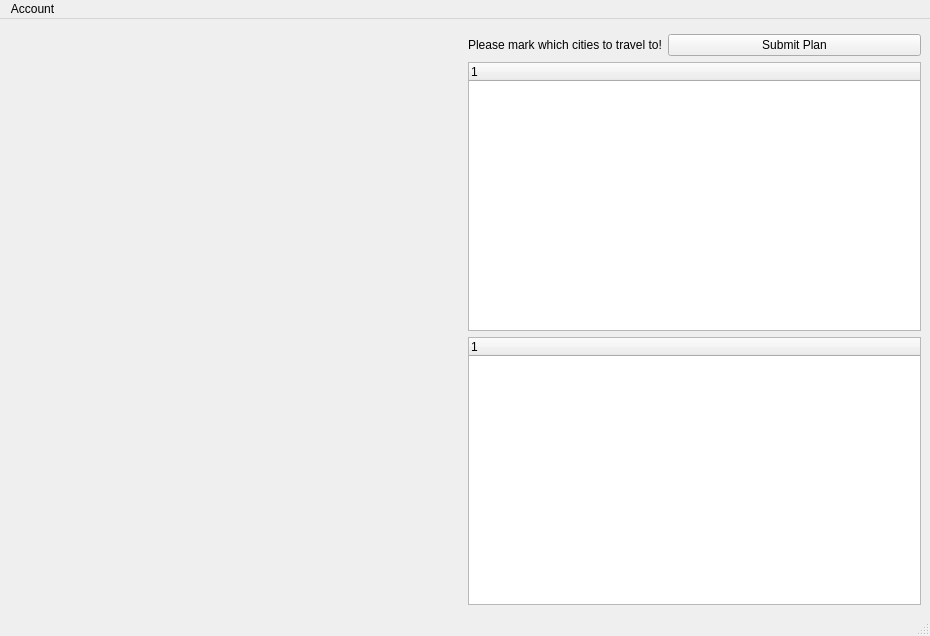
First picture: the form in mainwindow.ui, repository parham-sharaf/European-Vacation, before the edit.
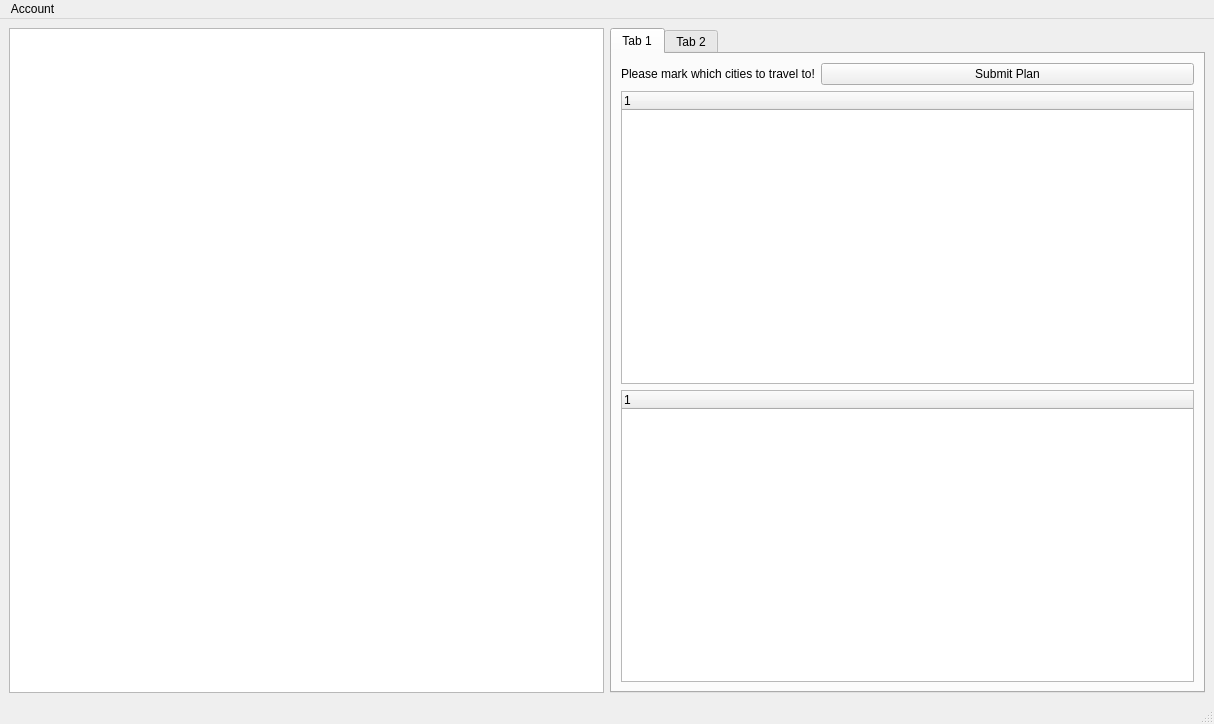
Second picture: the form after the edit.

The edit to the form file:
```diff
--- a/mainwindow.ui
+++ b/mainwindow.ui
@@ -6,8 +6,8 @@
    <rect>
     <x>0</x>
     <y>0</y>
-    <width>930</width>
-    <height>636</height>
+    <width>1214</width>
+    <height>724</height>
    </rect>
   </property>
   <property name="sizePolicy">
@@ -23,8 +23,20 @@
    <property name="enabled">
     <bool>true</bool>
    </property>
+   <layout class="QGridLayout" name="gridLayout_2">
+    <item row="0" column="1">
+     <widget class="QTabWidget" name="tabWidget">
+      <property name="currentIndex">
+       <number>0</number>
+      </property>
+      <widget class="QWidget" name="tab_9">
+       <attribute name="title">
+        <string>Tab 1</string>
+       </attribute>
    <layout class="QGridLayout" name="gridLayout">
-    <item row="3" column="1">
+        <item row="1" column="0">
+         <layout class="QVBoxLayout" name="verticalLayout">
+          <item>
      <widget class="QTreeWidget" name="citiesTreeWidget">
       <property name="sizePolicy">
        <sizepolicy hsizetype="Preferred" vsizetype="Expanding">
@@ -45,7 +57,24 @@
       </column>
      </widget>
     </item>
-    <item row="2" column="1">
+          <item>
+           <widget class="QTreeWidget" name="planTreeWidget">
+            <property name="sizePolicy">
+             <sizepolicy hsizetype="Preferred" vsizetype="Expanding">
+              <horstretch>0</horstretch>
+              <verstretch>0</verstretch>
+             </sizepolicy>
+            </property>
+            <column>
+             <property name="text">
+              <string notr="true">1</string>
+             </property>
+            </column>
+           </widget>
+          </item>
+         </layout>
+        </item>
+        <item row="0" column="0">
      <layout class="QHBoxLayout" name="horizontalLayout_2">
       <item>
        <widget class="QLabel" name="label">
@@ -72,28 +101,18 @@
       </item>
      </layout>
     </item>
-    <item row="4" column="1">
-     <widget class="QTreeWidget" name="planTreeWidget">
-      <property name="sizePolicy">
-       <sizepolicy hsizetype="Preferred" vsizetype="Expanding">
-        <horstretch>0</horstretch>
-        <verstretch>0</verstretch>
-       </sizepolicy>
-      </property>
-      <column>
-       <property name="text">
-        <string notr="true">1</string>
-       </property>
-      </column>
-     </widget>
-    </item>
-    <item row="1" column="0" rowspan="4">
-     <widget class="QLabel" name="map">
-      <property name="text">
-       <string/>
-      </property>
-     </widget>
+       </layout>
+      </widget>
+      <widget class="QWidget" name="tab_10">
+       <attribute name="title">
+        <string>Tab 2</string>
+       </attribute>
+      </widget>
+     </widget>
     </item>
+    <item row="0" column="0">
+     <widget class="QGraphicsView" name="graphicsView"/>
+    </item>
    </layout>
    <zorder>map</zorder>
    <zorder>citiesTreeWidget</zorder>
@@ -105,7 +124,7 @@
     <rect>
      <x>0</x>
      <y>0</y>
-     <width>930</width>
+     <width>1214</width>
      <height>22</height>
     </rect>
    </property>
```
Left out of the diff: 3 changed lines with no effect on the pictures. Lines whose indentation alone changed are shown as unchanged.
